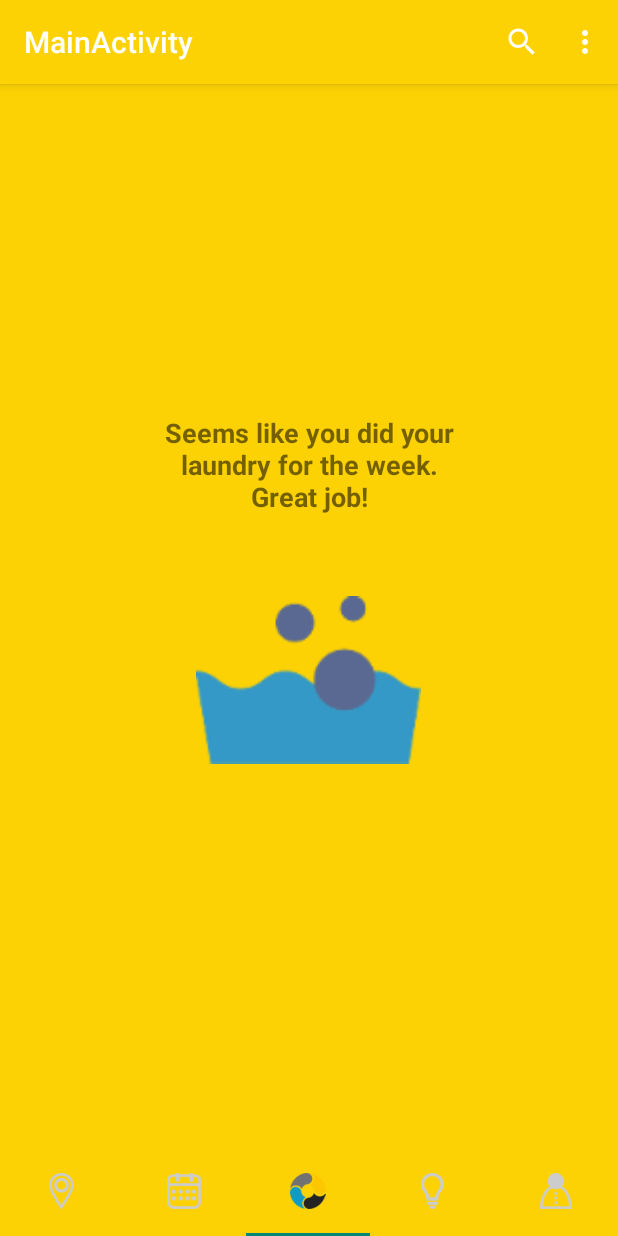
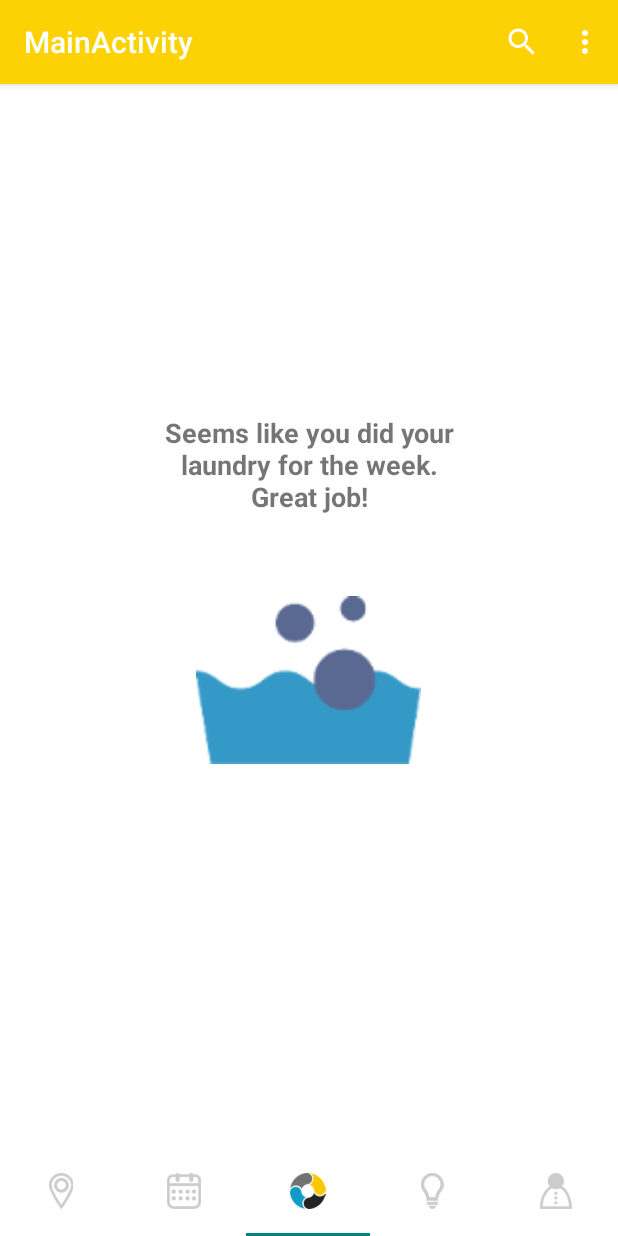
Before and after one commit to sarahbcuevas/Tubble, an Android app: the MainActivity screen opened directly, with no data from a screen before it, item 3 of the bottom bar chosen, on a phone screen of 412 x 824 dp. Run offline under Robolectric (Android 15) with nearby library versions, the phone set to English and light mode, and no system bars; our stand-ins replace CircleImageView, Picasso; pictures from the network do not load; 19 statements that could not run were skipped.

Commit message:
Bg color was yellow instead of white

```diff
--- a/app/src/main/res/values/styles.xml
+++ b/app/src/main/res/values/styles.xml
@@ -17,7 +17,8 @@
     </style>
 
     <style name="Theme.MyCompatTheme" parent="@style/Theme.AppCompat.Light.DarkActionBar">
-        <item name="android:windowBackground">@color/tubble_yellow</item>
+        <item name="colorPrimary">@color/tubble_yellow</item>
+        <item name="android:windowBackground">@android:color/white</item>
         <item name="android:actionBarStyle">@style/ActionBar</item>
         <item name="actionBarStyle">@style/ActionBar</item>
     </style>
```
